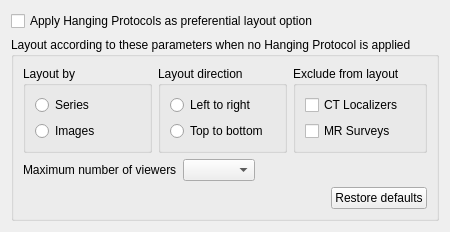
Qt form starviewer/src/core/qlayoutoptionswidgetbase.ui (starviewer-medical/starviewer) before a commit.
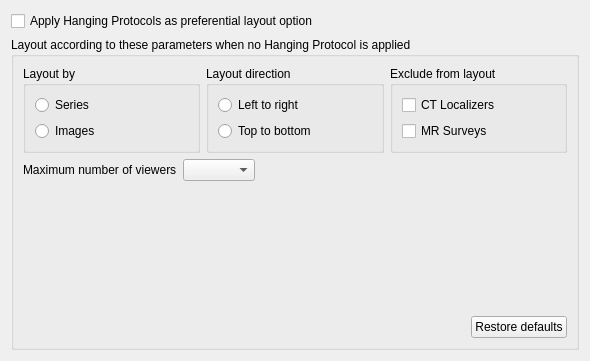
The same form after that commit. Icons and pictures are not drawn.

The edit to the form file:
```diff
--- a/starviewer/src/core/qlayoutoptionswidgetbase.ui
+++ b/starviewer/src/core/qlayoutoptionswidgetbase.ui
@@ -6,8 +6,8 @@
    <rect>
     <x>0</x>
     <y>0</y>
-    <width>400</width>
-    <height>206</height>
+    <width>590</width>
+    <height>361</height>
    </rect>
   </property>
   <property name="windowTitle">
@@ -29,6 +29,19 @@
       <bool>false</bool>
      </property>
      <layout class="QGridLayout" name="gridLayout">
+      <item row="2" column="0" colspan="2">
+       <spacer name="verticalSpacer">
+        <property name="orientation">
+         <enum>Qt::Vertical</enum>
+        </property>
+        <property name="sizeHint" stdset="0">
+         <size>
+          <width>20</width>
+          <height>40</height>
+         </size>
+        </property>
+       </spacer>
+      </item>
       <item row="0" column="0" colspan="2">
        <layout class="QHBoxLayout" name="horizontalLayout_4">
         <item>
@@ -102,26 +115,13 @@
         </item>
        </layout>
       </item>
-      <item row="2" column="1">
+      <item row="3" column="1">
        <widget class="QPushButton" name="m_restoreDefaultsButton">
         <property name="text">
          <string>Restore defaults</string>
         </property>
        </widget>
       </item>
-      <item row="2" column="0">
-       <spacer name="horizontalSpacer">
-        <property name="orientation">
-         <enum>Qt::Horizontal</enum>
-        </property>
-        <property name="sizeHint" stdset="0">
-         <size>
-          <width>40</width>
-          <height>20</height>
-         </size>
-        </property>
-       </spacer>
-      </item>
       <item row="1" column="0" colspan="2">
        <layout class="QHBoxLayout" name="horizontalLayout_5">
         <item>
@@ -149,6 +149,19 @@
         </item>
        </layout>
       </item>
+      <item row="3" column="0">
+       <spacer name="horizontalSpacer">
+        <property name="orientation">
+         <enum>Qt::Horizontal</enum>
+        </property>
+        <property name="sizeHint" stdset="0">
+         <size>
+          <width>40</width>
+          <height>20</height>
+         </size>
+        </property>
+       </spacer>
+      </item>
      </layout>
     </widget>
    </item>
```
Left out of the diff: 9 changed lines with no effect on the pictures.
